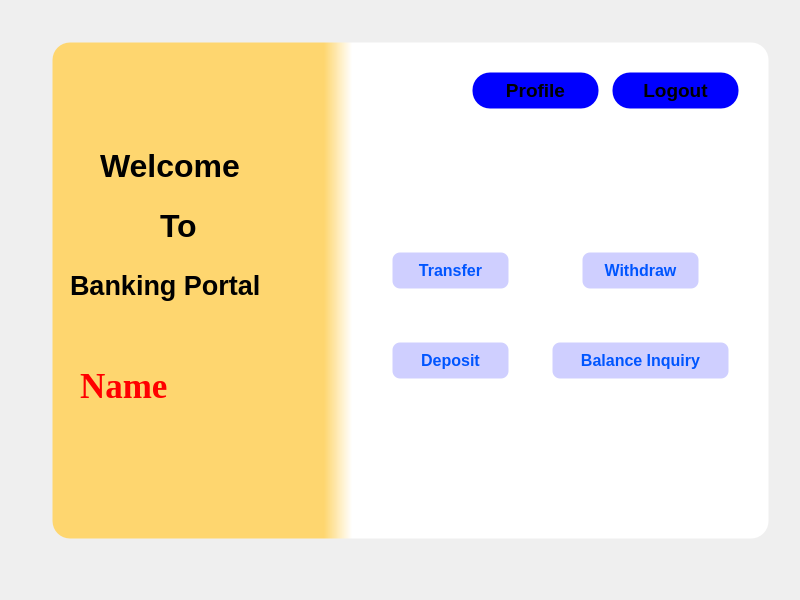
Old version of the form mainpage.ui in the repository iamroHit12/BankMangement.
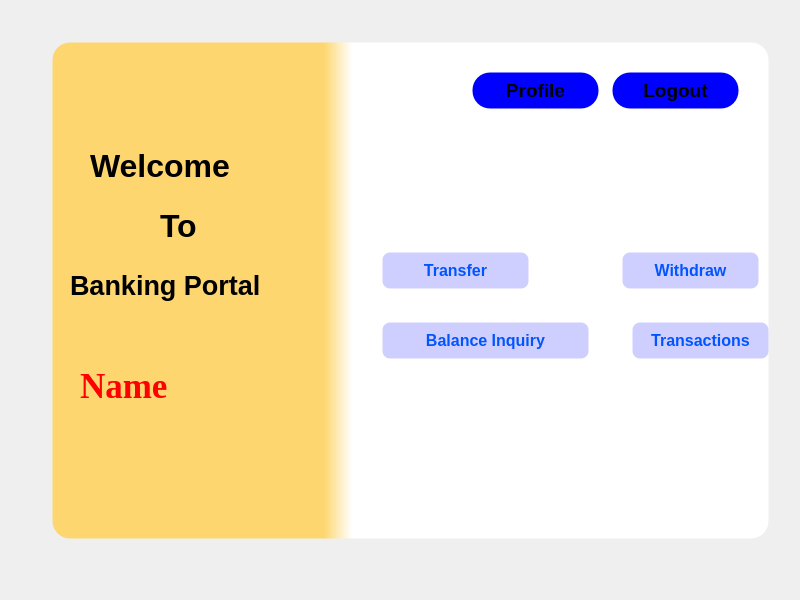
New version of the form.

Commit message: user list and transactions added

```diff
--- a/mainpage.ui
+++ b/mainpage.ui
@@ -56,9 +56,9 @@
     <widget class="QPushButton" name="pushButton_openaccount">
      <property name="geometry">
       <rect>
-       <x>500</x>
-       <y>300</y>
-       <width>181</width>
+       <x>330</x>
+       <y>280</y>
+       <width>211</width>
        <height>41</height>
       </rect>
      </property>
@@ -81,9 +81,9 @@
     <widget class="QPushButton" name="pushButton_transfer">
      <property name="geometry">
       <rect>
-       <x>340</x>
+       <x>330</x>
        <y>210</y>
-       <width>121</width>
+       <width>151</width>
        <height>41</height>
       </rect>
      </property>
@@ -106,9 +106,9 @@
     <widget class="QPushButton" name="pushButton_withdraw">
      <property name="geometry">
       <rect>
-       <x>530</x>
+       <x>570</x>
        <y>210</y>
-       <width>121</width>
+       <width>141</width>
        <height>41</height>
       </rect>
      </property>
@@ -128,31 +128,6 @@
       <string>Withdraw</string>
      </property>
     </widget>
-    <widget class="QPushButton" name="pushButton_deposit">
-     <property name="geometry">
-      <rect>
-       <x>340</x>
-       <y>300</y>
-       <width>121</width>
-       <height>41</height>
-      </rect>
-     </property>
-     <property name="font">
-      <font>
-       <pointsize>12</pointsize>
-       <weight>75</weight>
-       <bold>true</bold>
-      </font>
-     </property>
-     <property name="styleSheet">
-      <string notr="true">background-color: rgb(207, 207, 255);
-color: rgb(0, 85, 255);
-border-radius:10px;</string>
-     </property>
-     <property name="text">
-      <string>Deposit</string>
-     </property>
-    </widget>
     <widget class="QLabel" name="name">
      <property name="geometry">
       <rect>
@@ -229,9 +204,9 @@
     <widget class="QLabel" name="label_3">
      <property name="geometry">
       <rect>
-       <x>50</x>
+       <x>40</x>
        <y>100</y>
-       <width>211</width>
+       <width>261</width>
        <height>51</height>
       </rect>
      </property>
@@ -255,7 +230,7 @@
       <rect>
        <x>110</x>
        <y>160</y>
-       <width>61</width>
+       <width>81</width>
        <height>51</height>
       </rect>
      </property>
@@ -279,7 +254,7 @@
       <rect>
        <x>20</x>
        <y>210</y>
-       <width>261</width>
+       <width>311</width>
        <height>71</height>
       </rect>
      </property>
@@ -298,6 +273,31 @@
       <string>Banking Portal</string>
      </property>
     </widget>
+    <widget class="QPushButton" name="transaction">
+     <property name="geometry">
+      <rect>
+       <x>580</x>
+       <y>280</y>
+       <width>141</width>
+       <height>41</height>
+      </rect>
+     </property>
+     <property name="font">
+      <font>
+       <pointsize>12</pointsize>
+       <weight>75</weight>
+       <bold>true</bold>
+      </font>
+     </property>
+     <property name="styleSheet">
+      <string notr="true">background-color: rgb(207, 207, 255);
+color: rgb(0, 85, 255);
+border-radius:10px;</string>
+     </property>
+     <property name="text">
+      <string>Transactions</string>
+     </property>
+    </widget>
    </widget>
   </widget>
   <widget class="QMenuBar" name="menubar">
```
Left out of the diff: 2 changed lines with no effect on the pictures. The commit also changes 26 other files.
